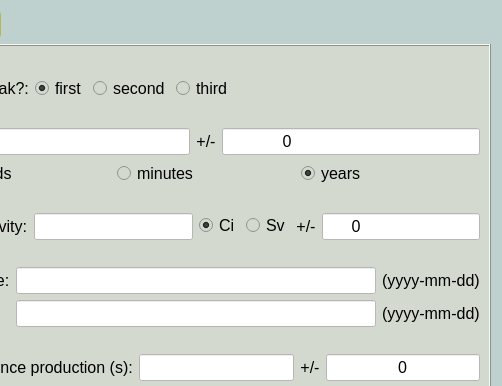
Qt form nasagamma/win_eff.ui (mauricioAyllon/NASA-gamma) before a commit; both pictures show x 90 to 592 and y 0 to 386 of the 592 by 586 pixel window.
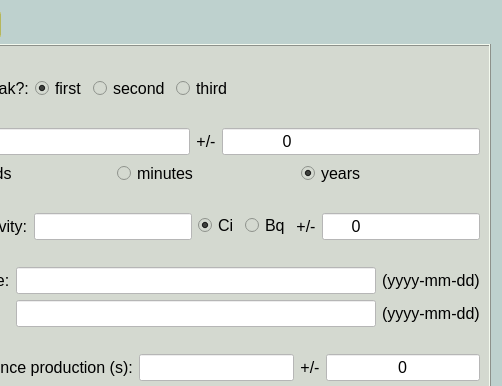
The same form after that commit.

```diff
--- a/nasagamma/win_eff.ui
+++ b/nasagamma/win_eff.ui
@@ -330,7 +330,7 @@
              </font>
             </property>
             <property name="text">
-             <string>Sv</string>
+             <string>Bq</string>
             </property>
             <property name="autoExclusive">
              <bool>true</bool>
```
Left out of the diff: 2 changed lines with no effect on the pictures.
